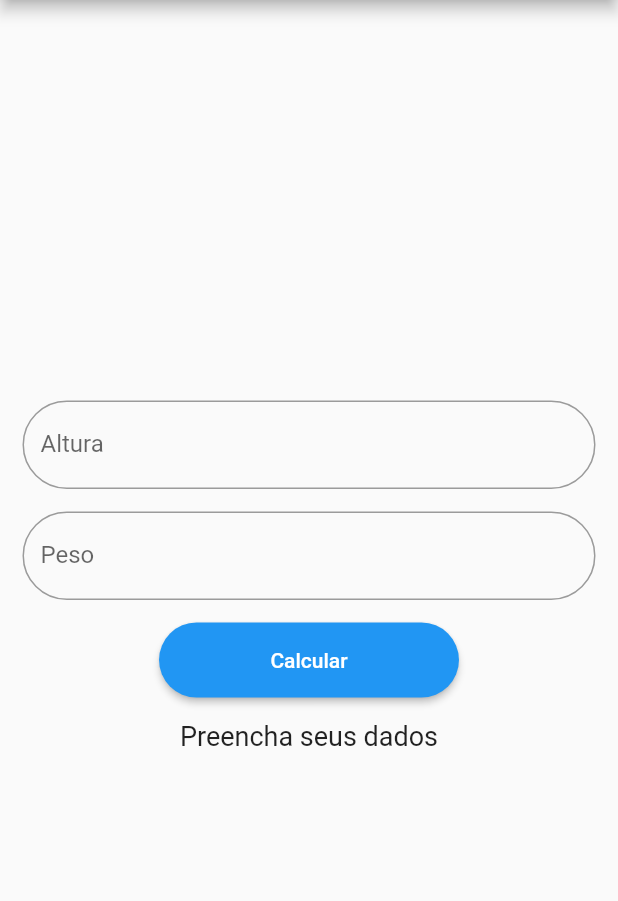
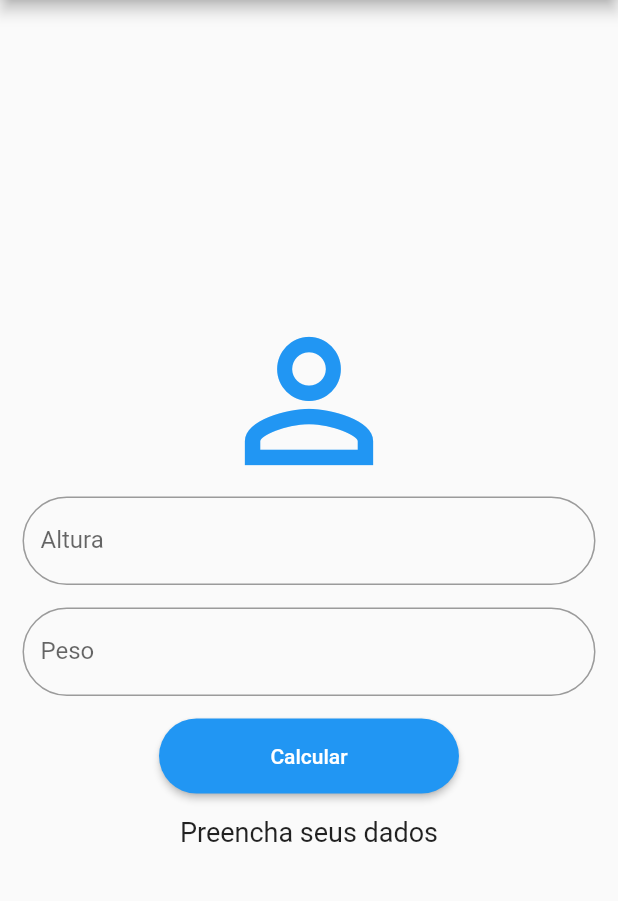
Before and after one commit to maisaamadeu/calculadora_de_imc, a Flutter app: the screen it shows after launch, on a phone screen of 412 x 824 dp, the part 84-985 px from its top. Run offline on Flutter 3.47's test engine with Material 2 defaults, Android fonts, the phone set to English and light mode, and no system bars.

Commit message:
icon adicionado

```diff
--- a/lib/pages/imc_page.dart
+++ b/lib/pages/imc_page.dart
@@ -49,6 +49,12 @@ class _IMCPageState extends State<IMCPage> {
           child: Column(
             mainAxisSize: MainAxisSize.min,
             children: [
+              const Icon(
+                Icons.person_outline,
+                size: 128,
+                color: Colors.blue,
+              ),
+
               //Height
               TextField(
                 controller: heightTextEditingController,
```
